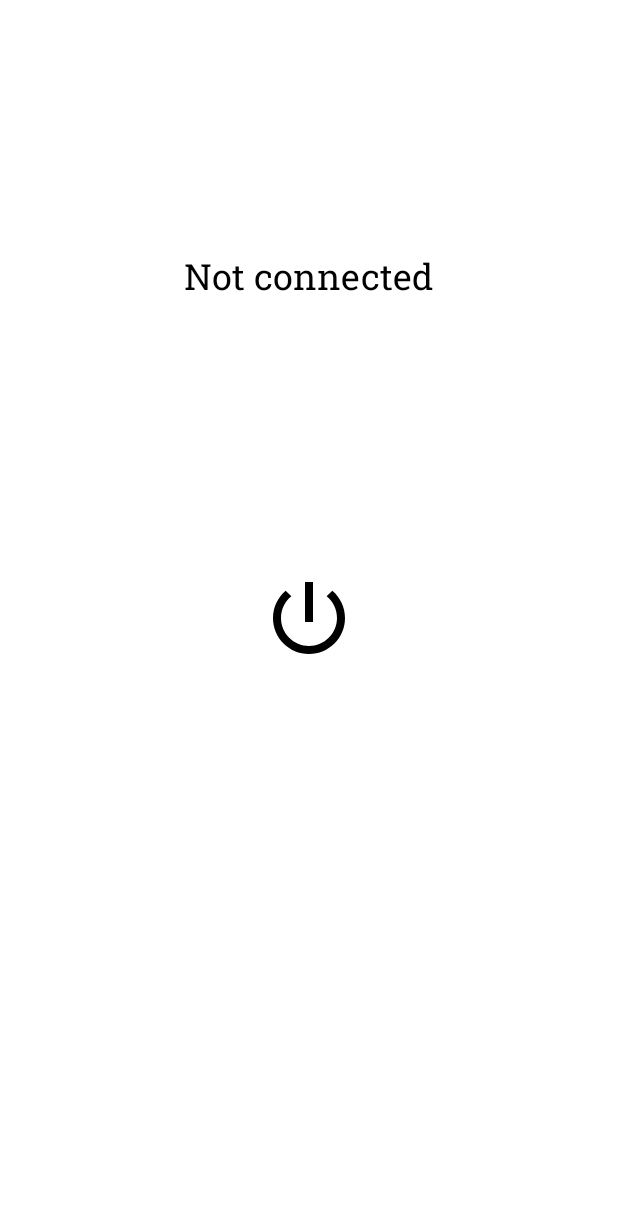
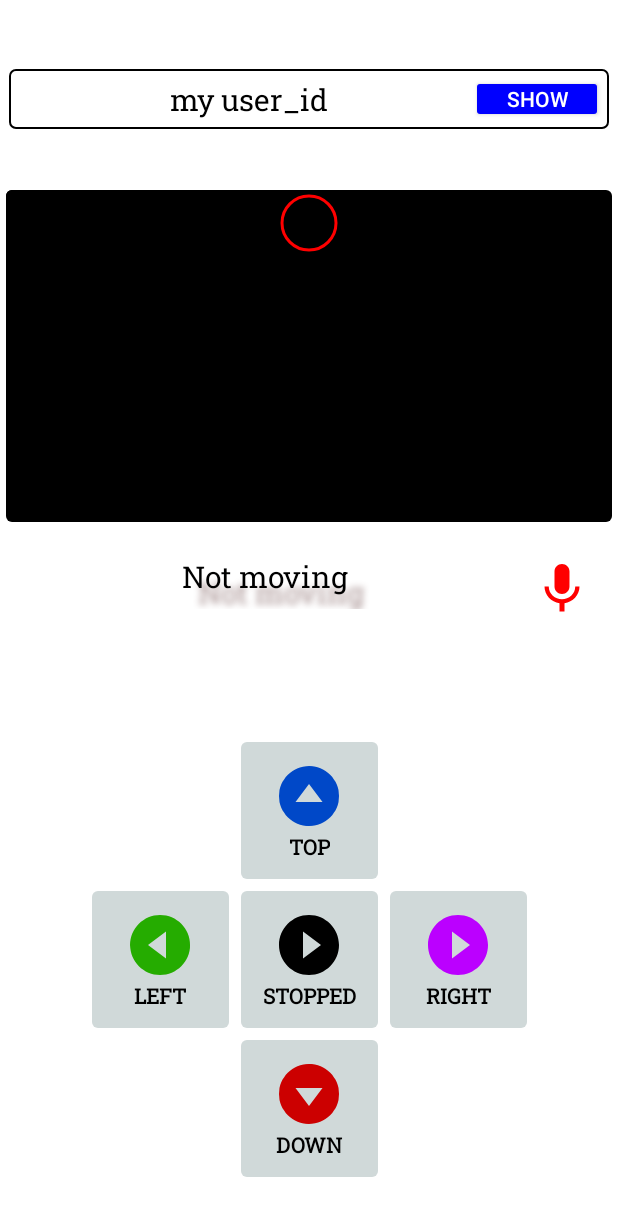
Before and after one commit to abusaeed2433/WheelController, an Android app: the MainActivity screen opened directly, with no data from a screen before it, on a phone screen of 412 x 824 dp. Shown: the top 1216 px of the screen. Run offline under Robolectric (Android 15) with nearby library versions, the phone set to English and light mode, and no system bars; our stand-ins replace Firebase (no records; nobody signed in at launch, a user with empty details on screens opened directly); libraries missing offline, so code that uses them is left out: com.google.android.exoplayer2; plain views replace PlayerView, SpinKitView; 1 statement that could not run was skipped.

Commit message:
app done

```diff
--- a/app/src/main/java/com/example/wheelcontroller/classes/EachLog.java
+++ b/app/src/main/java/com/example/wheelcontroller/classes/EachLog.java
@@ -37,6 +37,9 @@ public class EachLog {
 
     public int getMessageColor(){
         if(type.equals("E")) return Color.RED;
+
+        if(type.equals("L")) return Color.YELLOW;
+
         return Color.WHITE;
     }
 
--- a/app/src/main/res/drawable/log_type_back.xml
+++ b/app/src/main/res/drawable/each_log_back.xml
@@ -2,6 +2,9 @@
 <shape xmlns:android="http://schemas.android.com/apk/res/android"
     android:shape="rectangle" >
 
-    <corners android:radius="4dp"/>
+    <corners android:radius="4dp" />
+
+    <stroke android:width="1dp"
+        android:color="#808080"/>
 
 </shape>
--- a/app/src/main/res/drawable/video_view_background.xml
+++ b/app/src/main/res/drawable/video_view_background.xml
@@ -4,7 +4,7 @@
     <item>
         <shape android:shape="rectangle">
             <solid android:color="@color/black"/>
-            <corners android:radius="8dp" />
+            <corners android:radius="4dp" />
         </shape>
     </item>
 
@@ -12,7 +12,7 @@
         android:left="3dp"
         android:bottom="3dp">
         <shape android:shape="rectangle">
-            <corners android:radius="8dp" />
+            <corners android:radius="4dp" />
         </shape>
     </item>
 
@@ -21,7 +21,7 @@
         android:right="3dp">
         <shape android:shape="rectangle">
             <solid android:color="@color/black"/>
-            <corners android:radius="8dp" />
+            <corners android:radius="4dp" />
         </shape>
     </item>
 
@@ -32,7 +32,7 @@
         android:top="3dp">
         <shape android:shape="rectangle">
             <solid android:color="@color/black"/>
-            <corners android:radius="8dp" />
+            <corners android:radius="4dp" />
         </shape>
     </item>
 
--- a/app/src/main/res/layout/activity_main.xml
+++ b/app/src/main/res/layout/activity_main.xml
@@ -9,12 +9,13 @@
     <View
         android:id="@+id/view2"
         android:layout_width="match_parent"
-        android:layout_height="32dp"
+        android:layout_height="40dp"
         app:layout_constraintBaseline_toTopOf="parent"
         app:layout_constraintEnd_toEndOf="parent"
         app:layout_constraintStart_toStartOf="parent" />
 
     <androidx.constraintlayout.widget.ConstraintLayout
+        android:visibility="gone"
         android:id="@+id/rlConnection"
         android:layout_width="match_parent"
         android:layout_height="match_parent"
@@ -97,7 +98,6 @@
         android:id="@+id/clRoot"
         android:layout_width="match_parent"
         android:layout_height="0dp"
-        android:visibility="invisible"
         app:layout_constraintBottom_toBottomOf="parent"
         app:layout_constraintEnd_toEndOf="parent"
         app:layout_constraintStart_toStartOf="parent"
@@ -168,9 +168,9 @@
                 android:id="@+id/relativeLayout"
                 android:layout_width="match_parent"
                 android:layout_height="0dp"
-                android:layout_margin="8dp"
+                android:layout_margin="4dp"
                 android:background="@drawable/video_view_background"
-                android:padding="4dp"
+                android:padding="2dp"
                 app:layout_constraintEnd_toEndOf="parent"
                 app:layout_constraintHeight_percent="0.3"
                 app:layout_constraintStart_toStartOf="parent"
@@ -185,6 +185,7 @@
                     app:duration="500"
                     app:loop="true"
                     app:pathWidth="2dp" />
+
 
                 <androidx.recyclerview.widget.RecyclerView
                     android:id="@+id/rvLogs"
```
Also changed, not shown: app/src/main/java/com/example/wheelcontroller/MainActivity.java (+23 -2 lines), app/src/main/java/com/example/wheelcontroller/classes/LogAdapter.java (+3 -4 lines), app/src/main/res/layout/single_log_layout.xml (+24 -8 lines).
